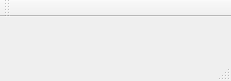
First picture: the form in mainwindow.ui, repository starchimpsgroup/evcc, before the edit.
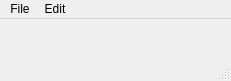
Second picture: the form after the edit.

Diff of the .ui file:
```diff
--- a/mainwindow.ui
+++ b/mainwindow.ui
@@ -23,14 +23,20 @@
      <height>23</height>
     </rect>
    </property>
-  </widget>
-  <widget class="QToolBar" name="mainToolBar">
-   <attribute name="toolBarArea">
-    <enum>TopToolBarArea</enum>
-   </attribute>
-   <attribute name="toolBarBreak">
-    <bool>false</bool>
-   </attribute>
+   <widget class="QMenu" name="menuFile">
+    <property name="title">
+     <string>File</string>
+    </property>
+    <addaction name="actionExit"/>
+   </widget>
+   <widget class="QMenu" name="menuEdit">
+    <property name="title">
+     <string>Edit</string>
+    </property>
+    <addaction name="actionPreferences"/>
+   </widget>
+   <addaction name="menuFile"/>
+   <addaction name="menuEdit"/>
   </widget>
   <widget class="QStatusBar" name="statusBar"/>
  </widget>
```
Left out of the diff: 35 changed lines with no effect on the pictures.
